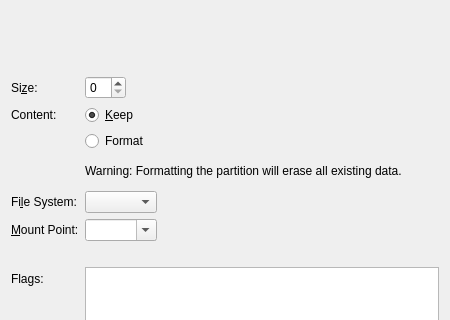
The window that src/modules/partition/gui/EditExistingPartitionDialog.ui (ParrotSec/parrot-installer) describes before a commit, drawn with Qt 5; both pictures show x 0 to 450 and y 0 to 320 of the 450 by 579 pixel window.
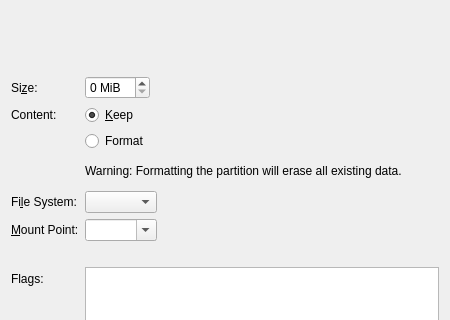
The same window after the commit. Custom widgets are drawn as their Qt base class.

The edit to the form file:
```diff
--- a/src/modules/partition/gui/EditExistingPartitionDialog.ui
+++ b/src/modules/partition/gui/EditExistingPartitionDialog.ui
@@ -124,7 +124,11 @@
       </widget>
      </item>
      <item row="1" column="1">
-      <widget class="QSpinBox" name="sizeSpinBox"/>
+      <widget class="QSpinBox" name="sizeSpinBox">
+       <property name="suffix">
+        <string> MiB</string>
+       </property>
+      </widget>
      </item>
      <item row="5" column="0">
       <widget class="QLabel" name="fileSystemLabel">
```
